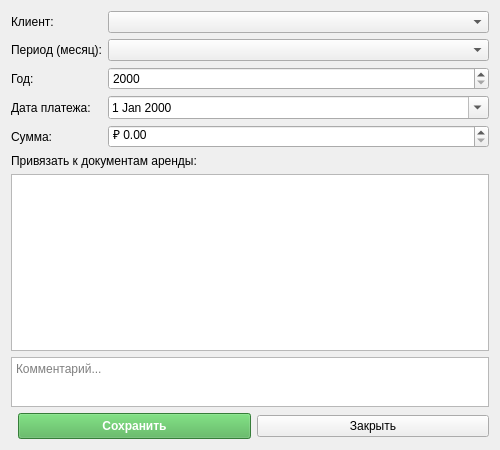
Qt form src/ui/paymentform.ui (Smurf72T/POC_Terminal_Tracker) before a commit.
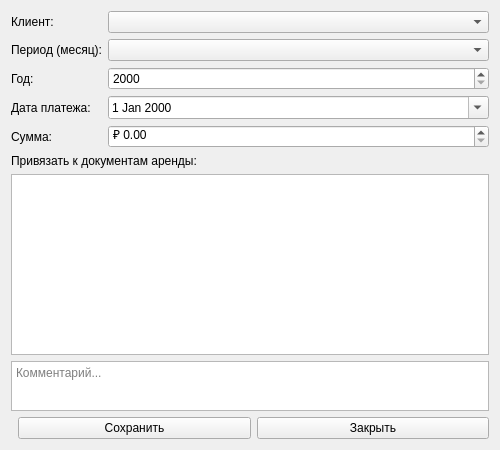
The same form after that commit.

```diff
--- a/src/ui/paymentform.ui
+++ b/src/ui/paymentform.ui
@@ -37,7 +37,7 @@
    <item>
     <layout class="QHBoxLayout" name="horizontalLayout">
      <item><spacer name="horizontalSpacer"><property name="orientation"><enum>Qt::Horizontal</enum></property></spacer></item>
-     <item><widget class="QPushButton" name="btnSave"><property name="text"><string>Сохранить</string></property><property name="styleSheet"><string>QPushButton { background-color: #4CAF50; color: white; font-weight: bold; padding: 5px; }</string></property></widget></item>
+     <item><widget class="QPushButton" name="btnSave"><property name="text"><string>Сохранить</string></property></widget></item>
      <item><widget class="QPushButton" name="btnClose"><property name="text"><string>Закрыть</string></property></widget></item>
     </layout>
    </item>
```
